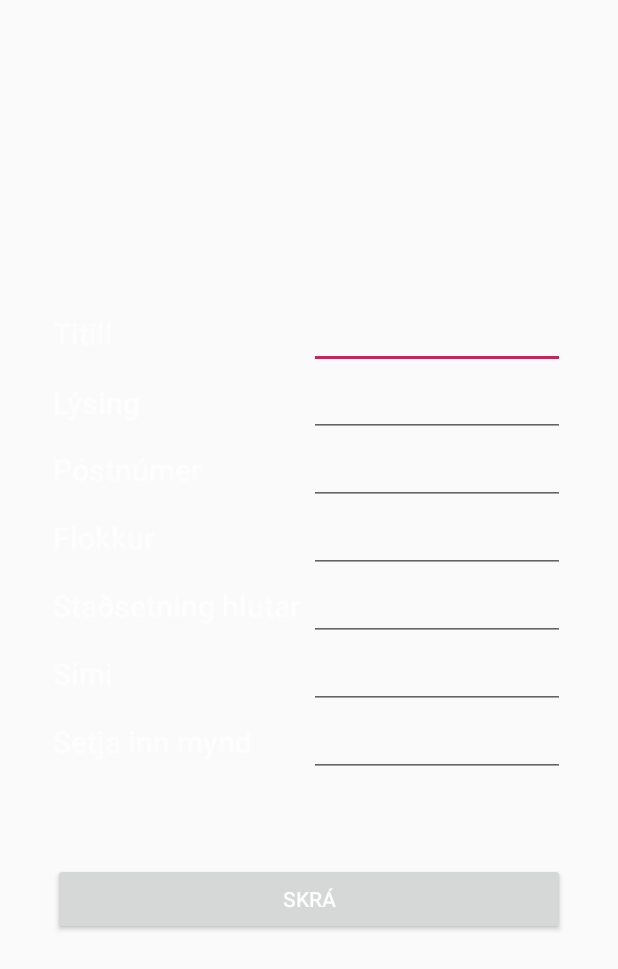
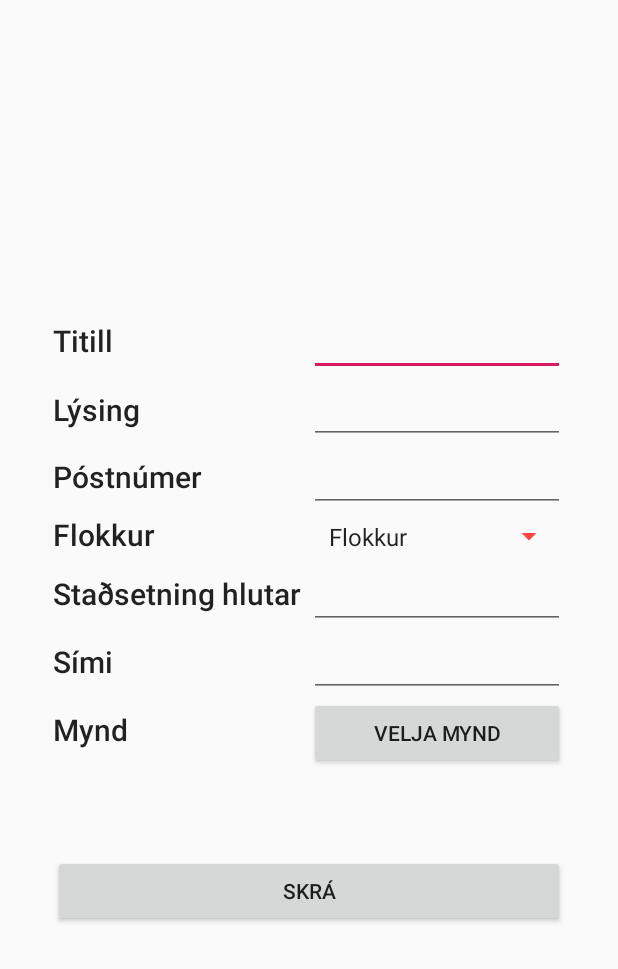
Before and after one commit to Steinalicious/Gefins, an Android app: the AdActivity screen opened directly, with no data from a screen before it, on a phone screen of 412 x 824 dp. Shown: the top 969 px of the screen. Run offline under Robolectric (Android 15) with nearby library versions, the phone set to English and light mode, and no system bars.

Commit message:
dropdown+choose file i newAd

```diff
--- a/app/src/main/java/com/gefins/AdActivity.java
+++ b/app/src/main/java/com/gefins/AdActivity.java
@@ -2,12 +2,70 @@ package com.gefins;
 
 import android.os.Bundle;
 import android.support.v7.app.AppCompatActivity;
+import android.view.View;
+import android.widget.AdapterView;
+import android.widget.Spinner;
+import android.widget.Toast;
+import android.widget.Button;
+import android.content.Intent;
 
 public class AdActivity extends AppCompatActivity {
+    private Spinner spinner1;
+    private Button button;
+
     @Override
     protected void onCreate(Bundle savedInstanceState) {
         super.onCreate(savedInstanceState);
         setContentView(R.layout.activity_ad);
 
+        spinner1 = findViewById(R.id.spinner);
+        spinner1.setOnItemSelectedListener(new ItemSelectedListener());
+        button = findViewById(R.id.btn_picker);
+
+        button.setOnClickListener(new View.OnClickListener() {
+            @Override
+            public void onClick(View v) {
+                Intent intent = new Intent(Intent.ACTION_GET_CONTENT);
+                intent.setType("*/*");
+                startActivityForResult(intent, 7);
+            }
+        });
+    }
+
+    public class ItemSelectedListener implements AdapterView.OnItemSelectedListener {
+
+        //get strings of first item
+        String firstItem = String.valueOf(spinner1.getSelectedItem());
+
+        public void onItemSelected(AdapterView<?> parent, View view, int pos, long id) {
+            if (firstItem.equals(String.valueOf(spinner1.getSelectedItem()))) {
+                // ToDo when first item is selected
+            } else {
+                Toast.makeText(parent.getContext(),
+                        "You have selected : " + parent.getItemAtPosition(pos).toString(),
+                        Toast.LENGTH_LONG).show();
+                // Todo when item is selected by the user
+            }
+        }
+
+        @Override
+        public void onNothingSelected(AdapterView<?> arg) {
+
+        }
+
+    }
+
+    @Override
+    protected void onActivityResult(int requestCode, int resultCode, Intent data) {
+        // TODO Auto-generated method stub
+
+        switch (requestCode) {
+            case 7:
+                if (resultCode == RESULT_OK) {
+                    String PathHolder = data.getData().getPath();
+                    Toast.makeText(AdActivity.this, PathHolder, Toast.LENGTH_LONG).show();
+                }
+                break;
+        }
     }
 }
--- a/app/src/main/java/com/gefins/NavbarActivity.java
+++ b/app/src/main/java/com/gefins/NavbarActivity.java
@@ -2,9 +2,9 @@ package com.gefins;
 
 import android.support.v7.app.AppCompatActivity;
 import android.support.v4.widget.DrawerLayout;
-import android.support.design.widget.NavigationView;
 import android.support.v7.widget.Toolbar;
 import android.support.v4.view.GravityCompat;
+import android.support.design.widget.NavigationView;
 
 
 import android.os.Bundle;
--- a/app/src/main/res/layout/activity_ad.xml
+++ b/app/src/main/res/layout/activity_ad.xml
@@ -92,18 +92,20 @@
             android:layout_width="match_parent"
             android:layout_height="wrap_content"
             android:layout_weight="1"
-            android:labelFor="@id/category_input"
             android:text="@string/category"
             android:textAppearance="@android:style/TextAppearance.Material.Title" />
 
-        <EditText
-            android:id="@+id/category_input"
+        <Spinner
+            android:id="@+id/spinner"
             android:layout_width="match_parent"
             android:layout_height="wrap_content"
             android:layout_weight="1"
-            android:ems="10"
-            android:inputType="textPersonName"
-            tools:ignore="Autofill" />
+            android:backgroundTint="@android:color/holo_red_light"
+            android:dropDownWidth="match_parent"
+            android:entries="@array/android_dropdown_arrays"
+            android:padding="5dp"
+            android:spinnerMode="dropdown" />
+
     </LinearLayout>
 
     <LinearLayout
@@ -165,18 +167,16 @@
             android:layout_width="match_parent"
             android:layout_height="wrap_content"
             android:layout_weight="1"
-            android:labelFor="@id/photo_input"
             android:text="@string/photo"
             android:textAppearance="@android:style/TextAppearance.Material.Title" />
 
-        <EditText
-            android:id="@+id/photo_input"
+        <Button
             android:layout_width="match_parent"
             android:layout_height="wrap_content"
             android:layout_weight="1"
-            android:ems="10"
-            android:inputType="textPersonName"
-            tools:ignore="Autofill" />
+            android:id="@+id/btn_picker"
+            android:text="@string/choosePhoto" />
+
     </LinearLayout>
 
     <LinearLayout
--- a/app/src/main/res/values/strings.xml
+++ b/app/src/main/res/values/strings.xml
@@ -27,8 +27,24 @@
     <string name="category">Flokkur</string>
     <string name="itemLoc">Staðsetning hlutar</string>
     <string name="phone">Sími</string>
-    <string name="photo">Setja inn mynd</string>
+    <string name="choosePhoto">Velja mynd</string>
+    <string name="photo">Mynd</string>
     <string name="submitAd">Skrá</string>
     <string name="myAds">Mínar auglýsingar</string>
     <string name="inQueueFor">Hlutir sem ég er í röð fyrir</string>
+
+
+
+    <string-array name="android_dropdown_arrays">
+        <item>Flokkur</item>
+        <item>Húsgögn</item>
+        <item>Fatnaður</item>
+        <item>Barnavörur</item>
+        <item>Raftæki</item>
+        <item>Verkfæri</item>
+        <item>Farartæki</item>
+        <item>Matur</item>
+        <item>Dýr</item>
+        <item>Annað</item>
+    </string-array>
 </resources>
--- a/app/src/main/res/values/styles.xml
+++ b/app/src/main/res/values/styles.xml
@@ -9,7 +9,6 @@
         <item name="windowActionBar">false</item>
         <item name="windowNoTitle">true</item>
         <item name="android:itemBackground">@color/black</item>
-        <item name="android:textColor">@color/white</item>
     </style>
 
 
```
